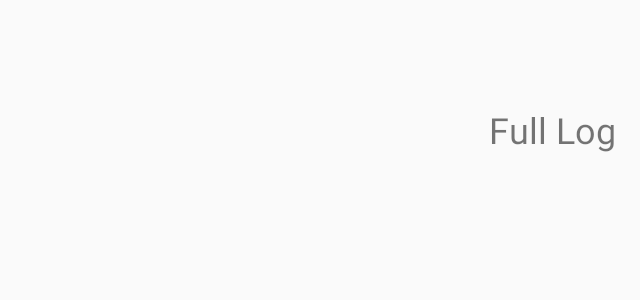
After one commit to jooye0310/sorting.show, an Android app: the FullCode screen opened directly, with no data from a screen before it, on a phone screen of 824 x 412 dp (held sideways). The commit adds this screen. Shown: the top 300 px of the screen, without its empty margins (596-1236 px from the left). Run offline under Robolectric (Android 15) with nearby library versions, the phone set to English and light mode, and no system bars; 1 statement that could not run was skipped.

Commit message:
full code function added

```diff
--- a/app/src/main/AndroidManifest.xml
+++ b/app/src/main/AndroidManifest.xml
@@ -30,6 +30,8 @@
             android:screenOrientation="landscape"></activity>
         <activity android:name=".QuickSortController"
             android:screenOrientation="landscape"></activity>
+        <activity android:name=".FullCode"
+            android:screenOrientation="landscape"></activity>
     </application>
 
 </manifest>
--- /dev/null
+++ b/app/src/main/java/com/example/yehoon/sorting_show/FullCode.java
@@ -0,0 +1,52 @@
+package com.example.yehoon.sorting_show;
+
+import android.os.Bundle;
+import android.support.annotation.Nullable;
+import android.support.v7.app.AppCompatActivity;
+import android.support.v7.widget.LinearLayoutManager;
+import android.support.v7.widget.RecyclerView;
+import android.view.LayoutInflater;
+import android.view.View;
+import android.view.ViewGroup;
+
+import java.util.ArrayList;
+import java.util.List;
+
+public class FullCode extends AppCompatActivity {
+    LogAdapter adapter;
+    RecyclerView recyclerView;
+    View emptyView;
+    public List<String> fullLogList;
+
+
+    @Override
+    public void onCreate( Bundle savedInstanceState) {
+        super.onCreate(savedInstanceState);
+        setContentView(R.layout.activity_fullcode);
+        recyclerView = findViewById(R.id.logrecyclerview);
+        emptyView = findViewById(R.id.empty_view);
+        LinearLayoutManager llm = new LinearLayoutManager(this);
+        recyclerView.setLayoutManager(llm);
+        fullLogList = getIntent().getExtras().getStringArrayList("code");
+
+        adapter = new LogAdapter(fullLogList);
+
+        recyclerView.setAdapter(adapter);
+        adapter.show();
+
+    }
+
+    public void addLog(final String log) {
+        emptyView.setVisibility(View.GONE);
+        fullLogList.add(log);
+        adapter.addLog(log);
+    }
+
+    public void clearLog() {
+        if (adapter != null)
+            adapter.clearLog();
+        if (emptyView != null)
+            emptyView.setVisibility(View.VISIBLE);
+    }
+
+}
--- /dev/null
+++ b/app/src/main/java/com/example/yehoon/sorting_show/LogAdapter.java
@@ -0,0 +1,61 @@
+package com.example.yehoon.sorting_show;
+
+import android.support.v7.widget.RecyclerView;
+import android.view.LayoutInflater;
+import android.view.View;
+import android.view.ViewGroup;
+import android.widget.TextView;
+
+import java.util.List;
+
+public class LogAdapter extends RecyclerView.Adapter<LogAdapter.ItemHolder> {
+    public List<String> logList;
+
+    public LogAdapter(List<String> list) {
+        this.logList = list;
+    }
+
+    @Override
+    public ItemHolder onCreateViewHolder(ViewGroup viewGroup, int viewType) {
+        View v = LayoutInflater.from(viewGroup.getContext()).inflate(R.layout.list_log_item, null);
+
+        return new ItemHolder(v);
+    }
+
+    @Override
+    public void onBindViewHolder(ItemHolder itemHolder, int i) {
+        itemHolder.logText.setText(logList.get(i));
+    }
+
+    @Override
+    public int getItemCount() {
+        return (null != logList ? logList.size() : 0);
+    }
+
+    public class ItemHolder extends RecyclerView.ViewHolder {
+
+        TextView logText;
+
+        public ItemHolder(View view) {
+            super(view);
+            logText = (TextView) view.findViewById(R.id.text);
+        }
+
+    }
+
+    public void addLog(String log) {
+        if(logList.size() > 2) clearLog();
+        logList.add(log);
+        notifyDataSetChanged();
+    }
+    public void show(){
+        notifyDataSetChanged();
+    }
+
+    public void clearLog() {
+        logList.clear();
+        notifyDataSetChanged();
+    }
+
+
+}
--- a/app/src/main/java/com/example/yehoon/sorting_show/SortingVisualizer.java
+++ b/app/src/main/java/com/example/yehoon/sorting_show/SortingVisualizer.java
@@ -16,6 +16,7 @@ public class SortingVisualizer extends AlgorithmVisualizer {
     int[] array;
     int n;
     double zoom = 700;
+    int margins = 30;
 
     int highlightPositionOne = -1, highlightPositionTwo = -1;
     int highlightPosition = -1;
@@ -51,6 +52,9 @@ public class SortingVisualizer extends AlgorithmVisualizer {
     public void setFontSize(int x){
         textPaint.setTextSize(getDimensionInPixelFromSP(x));
     }
+    public void setMargin(int x){
+        margins = x;
+    }
     public void setZoom(double x){
         zoom = x;
     }
@@ -64,7 +68,7 @@ public class SortingVisualizer extends AlgorithmVisualizer {
         if (array != null) {
             int numberOfLines = array.length;
 
-            float margin = (getWidth() - (20 * numberOfLines)) / (numberOfLines + 1);
+            float margin = (getWidth() - (margins * numberOfLines)) / (numberOfLines + 1);
 
             float xPos = margin + getDimensionInPixel(10);
             for (int i = 0; i < array.length; i++) {
--- /dev/null
+++ b/app/src/main/res/layout/activity_fullcode.xml
@@ -0,0 +1,33 @@
+<?xml version="1.0" encoding="utf-8"?>
+<FrameLayout xmlns:android="http://schemas.android.com/apk/res/android"
+    android:layout_width="match_parent"
+    android:layout_height="match_parent"
+    xmlns:tools="http://schemas.android.com/tools"
+    xmlns:app="http://schemas.android.com/apk/res-auto"
+    android:orientation="vertical"
+    tools:context=".MainActivity">
+
+    <TextView
+        android:id="@+id/tv_sortAlgo"
+        android:layout_width="wrap_content"
+        android:layout_height="wrap_content"
+        android:layout_marginTop="70dp"
+        android:layout_marginStart="16dp"
+        android:layout_marginEnd="16dp"
+        android:layout_gravity="right"
+        android:text="@string/full_code"
+        android:textSize="24sp"
+        app:layout_constraintEnd_toEndOf="parent"
+        app:layout_constraintHorizontal_bias="0.5"
+        app:layout_constraintStart_toStartOf="parent"
+        app:layout_constraintTop_toTopOf="parent" />
+
+    <android.support.v7.widget.RecyclerView xmlns:android="http://schemas.android.com/apk/res/android"
+        android:id="@+id/logrecyclerview"
+        android:layout_width="match_parent"
+        android:layout_height="match_parent"
+        android:clipToPadding="false"
+        android:paddingTop="10dp"
+        android:paddingBottom="30dp"/>
+
+</FrameLayout>
--- a/app/src/main/res/values/strings.xml
+++ b/app/src/main/res/values/strings.xml
@@ -1,5 +1,7 @@
  <resources>
     <string name="app_name">Sorting_Show</string>
+
+     <string name="full_code">Full Log</string>
 
     <string name="tv_modified">Modified Sorting Algorithms</string>
     <string name="tv_basic">Basic Sorting Algorithms</string>
```
Also changed, not shown: app/src/main/java/com/example/yehoon/sorting_show/AlgorithmVisualizer.java (+4 -4 lines), app/src/main/java/com/example/yehoon/sorting_show/InsertionSort.java (+5 -2 lines), app/src/main/java/com/example/yehoon/sorting_show/InsertionSortController.java (+23 -50 lines), app/src/main/java/com/example/yehoon/sorting_show/LogFragment.java (+3 -47 lines), app/src/main/java/com/example/yehoon/sorting_show/MainFragment.java (+48 -13 lines), app/src/main/java/com/example/yehoon/sorting_show/QuickSort.java (+41 -5 lines), app/src/main/java/com/example/yehoon/sorting_show/QuickSortController.java (+16 -55 lines), app/src/main/java/com/example/yehoon/sorting_show/VisualizerController.java (+5 -2 lines), app/src/main/res/layout/activity_insertionsortdemo.xml (+28 -2 lines), app/src/main/res/layout/activity_quicksortdemo.xml (+37 -56 lines), app/src/main/res/layout/fragment_main.xml (+11 -0 lines).
